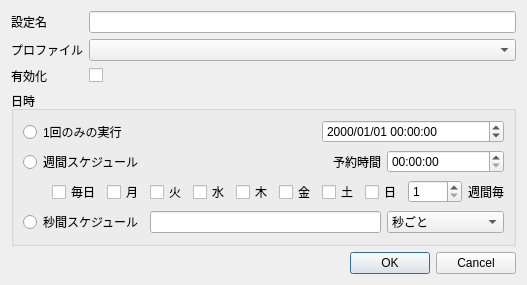
Qt form src/AutoBatchScheduler/startupdialog.ui (karakirimu/AutoBatchTools) before a commit.
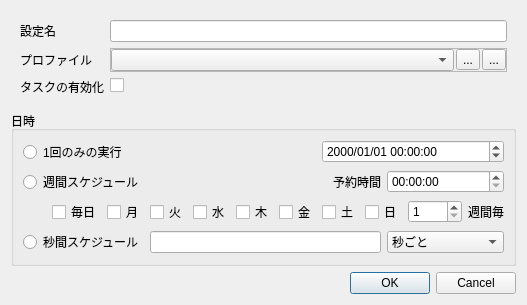
The same form after that commit. Icons and pictures are not drawn. Custom widgets are drawn as their Qt base class.

The edit to the form file:
```diff
--- a/src/AutoBatchScheduler/startupdialog.ui
+++ b/src/AutoBatchScheduler/startupdialog.ui
@@ -6,38 +6,102 @@
    <rect>
     <x>0</x>
     <y>0</y>
-    <width>512</width>
-    <height>271</height>
+    <width>509</width>
+    <height>292</height>
    </rect>
   </property>
   <property name="windowTitle">
    <string>Dialog</string>
   </property>
-  <layout class="QGridLayout" name="gridLayout">
+  <layout class="QVBoxLayout" name="verticalLayout">
+   <item>
+    <widget class="QFrame" name="frame">
+     <property name="frameShape">
+      <enum>QFrame::NoFrame</enum>
+     </property>
+     <property name="frameShadow">
+      <enum>QFrame::Raised</enum>
+     </property>
+     <layout class="QFormLayout" name="formLayout">
+      <item row="0" column="0">
+       <widget class="QLabel" name="label">
+        <property name="text">
+         <string>設定名</string>
+        </property>
+       </widget>
+      </item>
    <item row="0" column="1">
     <widget class="QLineEdit" name="nameLineEdit"/>
    </item>
    <item row="1" column="0">
     <widget class="QLabel" name="label_2">
+        <property name="sizePolicy">
+         <sizepolicy hsizetype="Preferred" vsizetype="Preferred">
+          <horstretch>0</horstretch>
+          <verstretch>0</verstretch>
+         </sizepolicy>
+        </property>
      <property name="text">
       <string>プロファイル</string>
      </property>
     </widget>
    </item>
    <item row="1" column="1">
+       <widget class="QFrame" name="frame_2">
+        <property name="frameShape">
+         <enum>QFrame::StyledPanel</enum>
+        </property>
+        <property name="frameShadow">
+         <enum>QFrame::Raised</enum>
+        </property>
+        <layout class="QHBoxLayout" name="horizontalLayout">
+         <property name="spacing">
+          <number>2</number>
+         </property>
+         <property name="leftMargin">
+          <number>0</number>
+         </property>
+         <property name="topMargin">
+          <number>0</number>
+         </property>
+         <property name="rightMargin">
+          <number>0</number>
+         </property>
+         <property name="bottomMargin">
+          <number>0</number>
+         </property>
+         <item>
     <widget class="ProfileComboBox" name="profileComboBox"/>
    </item>
-   <item row="0" column="0">
-    <widget class="QLabel" name="label">
+         <item>
+          <widget class="QToolButton" name="profileAddButton">
      <property name="text">
-      <string>設定名</string>
-     </property>
+            <string>...</string>
+           </property>
+           <property name="icon">
+            <iconset resource="../../res/resources.qrc">
+             <normaloff>:/icons/Add.png</normaloff>:/icons/Add.png</iconset>
+           </property>
+          </widget>
+         </item>
+         <item>
+          <widget class="QToolButton" name="profileDeleteButton">
+           <property name="text">
+            <string>...</string>
+           </property>
+           <property name="icon">
+            <iconset resource="../../res/resources.qrc">
+             <normaloff>:/icons/Denided.png</normaloff>:/icons/Denided.png</iconset>
+           </property>
+          </widget>
+         </item>
+        </layout>
     </widget>
    </item>
    <item row="2" column="0">
     <widget class="QLabel" name="label_6">
      <property name="text">
-      <string>有効化</string>
+         <string>タスクの有効化</string>
      </property>
     </widget>
    </item>
@@ -48,17 +112,16 @@
      </property>
     </widget>
    </item>
-   <item row="4" column="1">
-    <widget class="QDialogButtonBox" name="buttonBox">
-     <property name="orientation">
-      <enum>Qt::Horizontal</enum>
-     </property>
-     <property name="standardButtons">
-      <set>QDialogButtonBox::Cancel|QDialogButtonBox::Ok</set>
-     </property>
+     </layout>
+     <zorder>label_2</zorder>
+     <zorder>label</zorder>
+     <zorder>nameLineEdit</zorder>
+     <zorder>frame_2</zorder>
+     <zorder>label_6</zorder>
+     <zorder>validCheckBox</zorder>
     </widget>
    </item>
-   <item row="3" column="0" colspan="2">
+   <item>
     <widget class="QGroupBox" name="groupBox">
      <property name="title">
       <string>日時</string>
@@ -240,6 +303,16 @@
      <zorder>everyDayCheckBox</zorder>
     </widget>
    </item>
+   <item>
+    <widget class="QDialogButtonBox" name="buttonBox">
+     <property name="orientation">
+      <enum>Qt::Horizontal</enum>
+     </property>
+     <property name="standardButtons">
+      <set>QDialogButtonBox::Cancel|QDialogButtonBox::Ok</set>
+     </property>
+    </widget>
+   </item>
   </layout>
  </widget>
  <customwidgets>
```
Left out of the diff: 114 changed lines with no effect on the pictures. Lines whose indentation alone changed are shown as unchanged.
